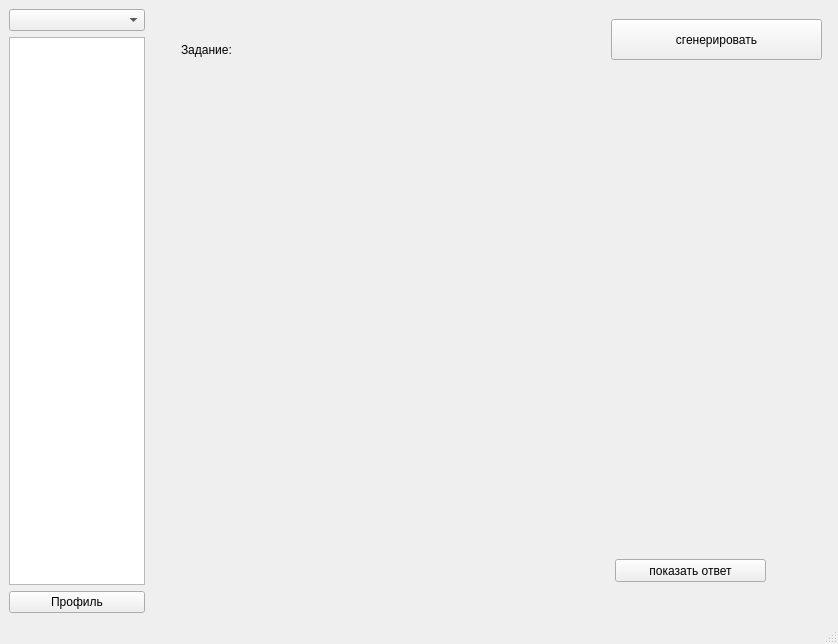
The window that resources/templates/gen.ui (ventanolemon/Generator) describes before a commit, drawn with Qt 5.
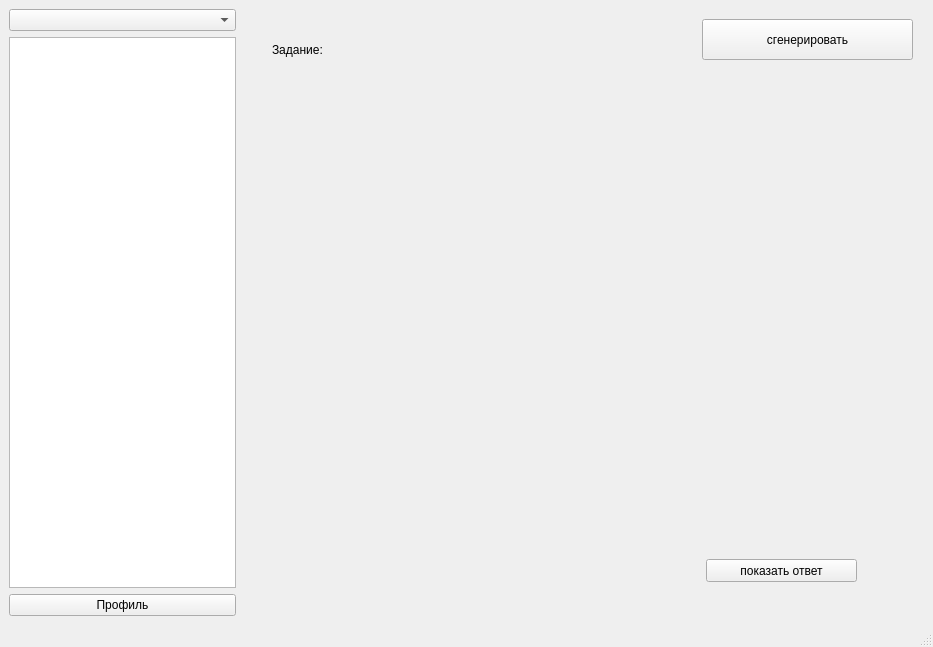
The same window after the commit.

Diff of the .ui file:
```diff
--- a/resources/templates/gen.ui
+++ b/resources/templates/gen.ui
@@ -6,8 +6,8 @@
    <rect>
     <x>0</x>
     <y>0</y>
-    <width>838</width>
-    <height>644</height>
+    <width>933</width>
+    <height>647</height>
    </rect>
   </property>
   <property name="windowTitle">
@@ -16,7 +16,7 @@
   <widget class="QWidget" name="centralwidget">
    <layout class="QGridLayout" name="gridLayout_2">
     <item row="0" column="0">
-     <layout class="QGridLayout" name="gridLayout" rowstretch="1,0,0" columnstretch="1,5">
+     <layout class="QGridLayout" name="gridLayout" rowstretch="1,0,0" columnstretch="2,6">
       <item row="0" column="0">
        <widget class="QComboBox" name="subject"/>
       </item>
```
Left out of the diff: 2 changed lines with no effect on the pictures.
